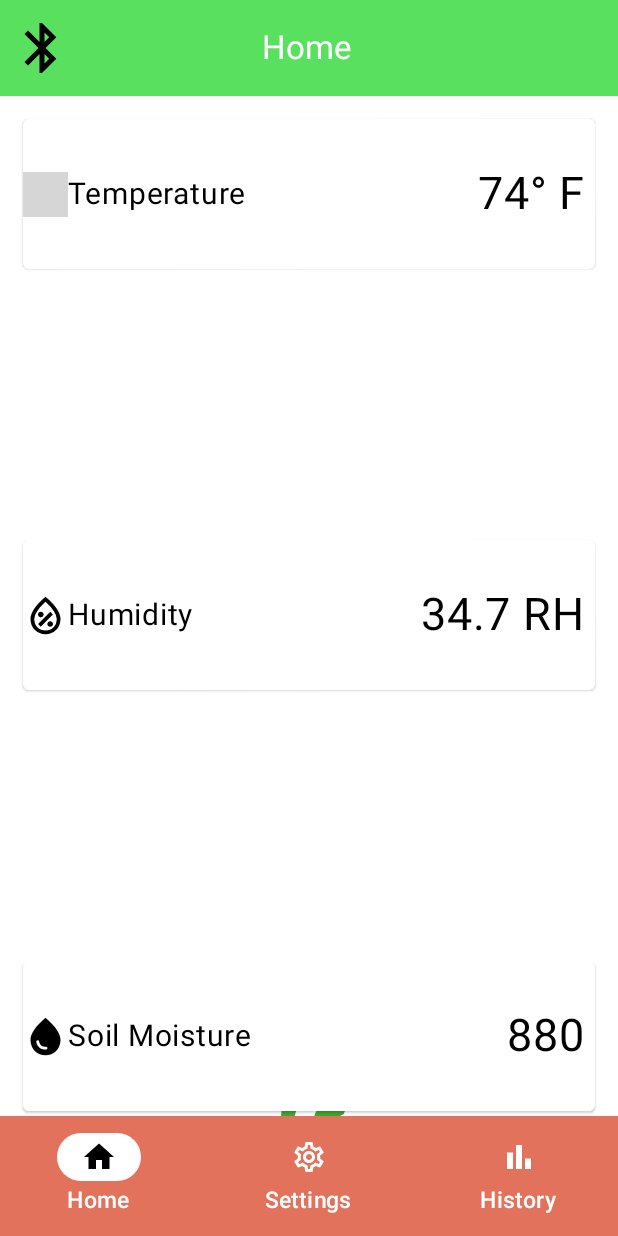
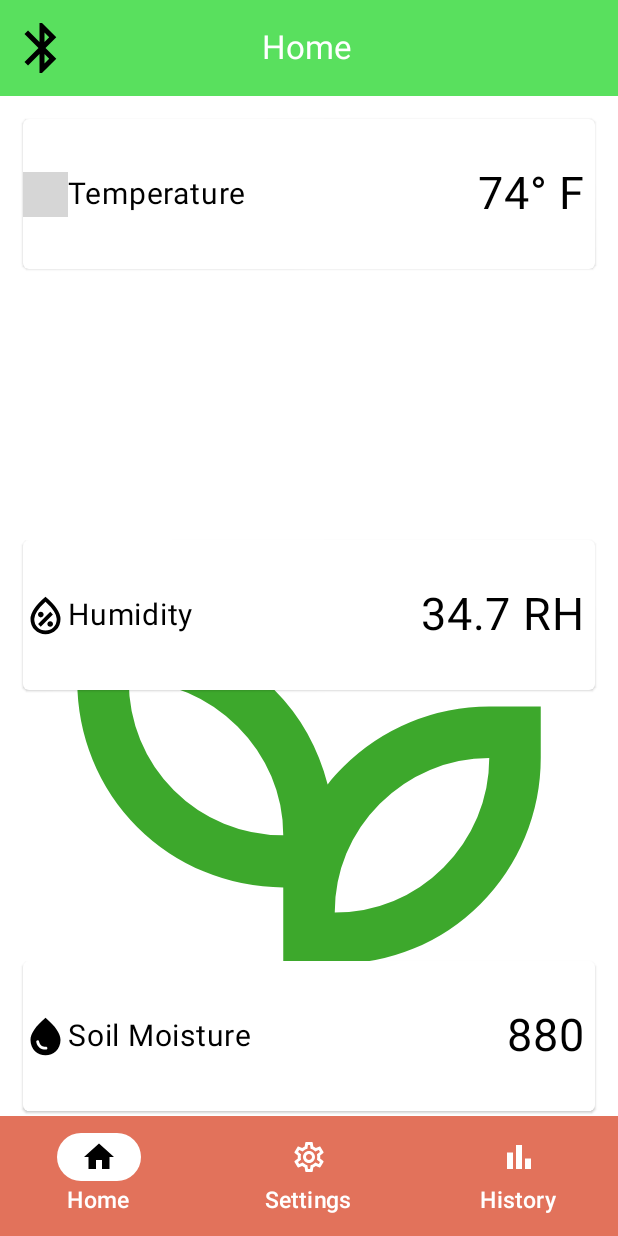
Before and after one commit to CameronRotering/PlantLink, an Android app built with Jetpack Compose: the screen it shows after launch (MainActivity), on a phone screen of 412 x 824 dp. Run offline under Robolectric (Android 15) with nearby library versions, the phone set to English and light mode, and no system bars; grey boxes are pictures that could not be loaded.

Commit message:
Plant added to main page.

```diff
--- a/app/src/main/java/com/themakers/plantlink/MainPage/MainPage.kt
+++ b/app/src/main/java/com/themakers/plantlink/MainPage/MainPage.kt
@@ -172,10 +172,12 @@ fun MainPage(
             modifier = Modifier.fillMaxSize()
         ) {
             Icon(
-                painter = painterResource(R.drawable.baseline_grass_24), // TEMPORARY
+                painter = painterResource(R.drawable.sharp_psychiatry_24),
                 contentDescription = "Big Plant",
                 tint = Color(61, 168, 44),
-                modifier = Modifier.fillMaxWidth()
+                modifier = Modifier
+                    .fillMaxWidth()
+                    .height(500.dp)
             )
         }
         //Spacer(modifier = Modifier.height(30.dp))
--- /dev/null
+++ b/app/src/main/res/drawable/sharp_psychiatry_24.xml
@@ -0,0 +1,5 @@
+<vector android:height="200dp" android:tint="#3DA82C"
+    android:viewportHeight="960" android:viewportWidth="960"
+    android:width="200dp" xmlns:android="http://schemas.android.com/apk/res/android">
+    <path android:fillColor="@android:color/white" android:pathData="M440,840L440,521L440,521Q376,521 317,496.5Q258,472 213,427Q168,382 144,323Q120,264 120,200L120,120L200,120Q263,120 322,144.5Q381,169 426,214Q457,245 477.5,282Q498,319 509,361Q514,354 520,347.5Q526,341 533,334Q578,289 637,264.5Q696,240 760,240L840,240L840,320Q840,384 815.5,443Q791,502 746,547Q701,592 642.5,616Q584,640 520,640L520,640L520,840L440,840ZM440,440Q440,392 421.5,348.5Q403,305 369,271Q335,237 291.5,218.5Q248,200 200,200Q200,248 218,292Q236,336 270,370Q304,404 348,422Q392,440 440,440ZM520,560Q568,560 611.5,542Q655,524 689,490Q723,456 741.5,412Q760,368 760,320Q712,320 668,338.5Q624,357 590,391Q556,425 538,468.5Q520,512 520,560ZM520,560Q520,560 520,560Q520,560 520,560Q520,560 520,560Q520,560 520,560Q520,560 520,560Q520,560 520,560Q520,560 520,560Q520,560 520,560ZM440,440Q440,440 440,440Q440,440 440,440Q440,440 440,440Q440,440 440,440Q440,440 440,440Q440,440 440,440Q440,440 440,440Q440,440 440,440Z"/>
+</vector>
```
